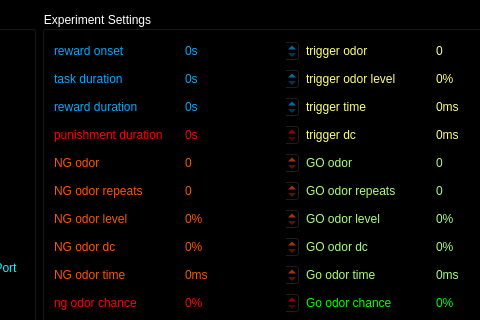
VNMurthyLab/VOTA-1, file VOTA_Control/VOTAScopeMS/sniff_plot.ui: the form before one commit; both pictures show x 235 to 715 and y 0 to 320 of the 1075 by 681 pixel window.
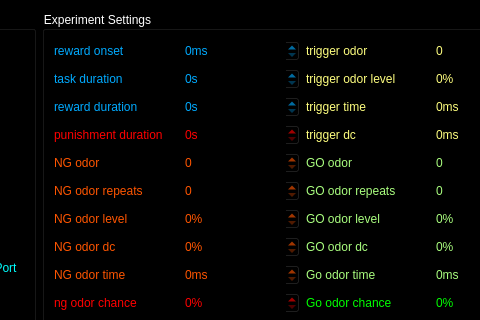
The form after the commit.

```diff
--- a/VOTA_Control/VOTAScopeMS/sniff_plot.ui
+++ b/VOTA_Control/VOTAScopeMS/sniff_plot.ui
@@ -711,7 +711,7 @@
          <string notr="true">color: rgb(0, 170, 255)</string>
         </property>
         <property name="suffix">
-         <string>s</string>
+         <string>ms</string>
         </property>
         <property name="decimals">
          <number>0</number>
```
